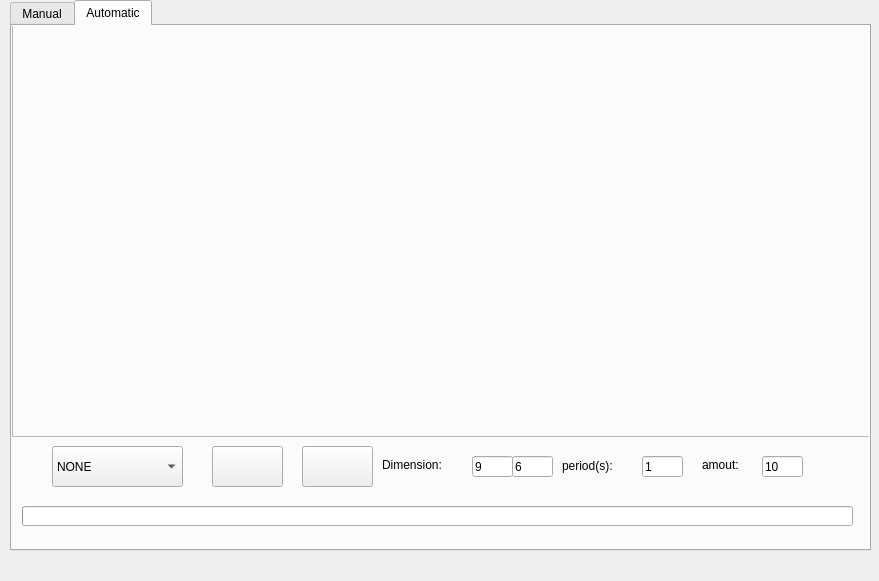
Above: src/modules/AcquisitionExtrinsicCalibration/src/views/extrinsicAcquisition.ui from Jjat00/Deptherm-Inspection before the change. Below: the same form after it.
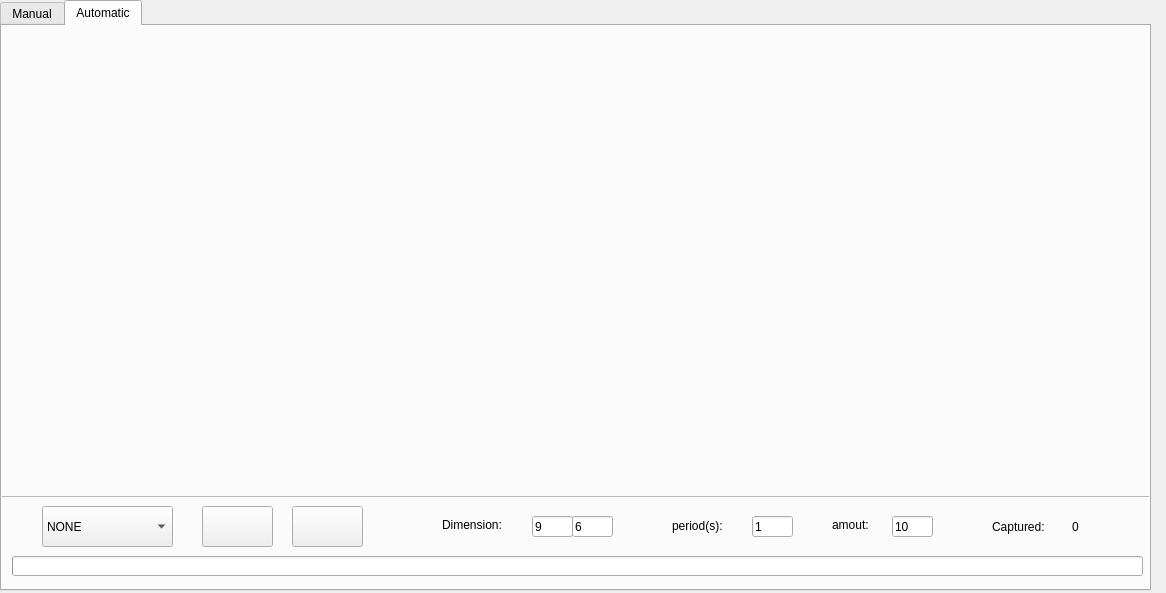
That is the form after the change.

What changed in the file:
```diff
--- a/src/modules/AcquisitionExtrinsicCalibration/src/views/extrinsicAcquisition.ui
+++ b/src/modules/AcquisitionExtrinsicCalibration/src/views/extrinsicAcquisition.ui
@@ -6,8 +6,8 @@
    <rect>
     <x>0</x>
     <y>0</y>
-    <width>879</width>
-    <height>581</height>
+    <width>1166</width>
+    <height>593</height>
    </rect>
   </property>
   <property name="windowTitle">
@@ -16,10 +16,10 @@
   <widget class="QTabWidget" name="tabIntrinsicAcq">
    <property name="geometry">
     <rect>
-     <x>10</x>
+     <x>0</x>
      <y>0</y>
-     <width>861</width>
-     <height>551</height>
+     <width>1151</width>
+     <height>591</height>
     </rect>
    </property>
    <property name="currentIndex">
@@ -141,8 +141,8 @@
     <widget class="QLineEdit" name="NoImages">
      <property name="geometry">
       <rect>
-       <x>750</x>
-       <y>430</y>
+       <x>890</x>
+       <y>490</y>
        <width>41</width>
        <height>21</height>
       </rect>
@@ -154,8 +154,8 @@
     <widget class="QLineEdit" name="cornerX">
      <property name="geometry">
       <rect>
-       <x>460</x>
-       <y>430</y>
+       <x>530</x>
+       <y>490</y>
        <width>41</width>
        <height>21</height>
       </rect>
@@ -167,8 +167,8 @@
     <widget class="QLineEdit" name="cornerY">
      <property name="geometry">
       <rect>
-       <x>500</x>
-       <y>430</y>
+       <x>570</x>
+       <y>490</y>
        <width>41</width>
        <height>21</height>
       </rect>
@@ -180,10 +180,10 @@
     <widget class="QFrame" name="frameCameraA">
      <property name="geometry">
       <rect>
-       <x>0</x>
+       <x>-10</x>
        <y>-10</y>
-       <width>861</width>
-       <height>421</height>
+       <width>1161</width>
+       <height>481</height>
       </rect>
      </property>
      <property name="frameShape">
@@ -197,8 +197,8 @@
        <rect>
         <x>0</x>
         <y>10</y>
-        <width>861</width>
-        <height>411</height>
+        <width>1161</width>
+        <height>471</height>
        </rect>
       </property>
       <layout class="QHBoxLayout" name="displayAuto"/>
@@ -208,7 +208,7 @@
      <property name="geometry">
       <rect>
        <x>200</x>
-       <y>420</y>
+       <y>480</y>
        <width>71</width>
        <height>41</height>
       </rect>
@@ -221,7 +221,7 @@
      <property name="geometry">
       <rect>
        <x>290</x>
-       <y>420</y>
+       <y>480</y>
        <width>71</width>
        <height>41</height>
       </rect>
@@ -234,7 +234,7 @@
      <property name="geometry">
       <rect>
        <x>40</x>
-       <y>420</y>
+       <y>480</y>
        <width>131</width>
        <height>41</height>
       </rect>
@@ -258,8 +258,8 @@
     <widget class="QLabel" name="label">
      <property name="geometry">
       <rect>
-       <x>370</x>
-       <y>430</y>
+       <x>440</x>
+       <y>490</y>
        <width>81</width>
        <height>17</height>
       </rect>
@@ -271,8 +271,8 @@
     <widget class="QLabel" name="label_2">
      <property name="geometry">
       <rect>
-       <x>690</x>
-       <y>430</y>
+       <x>830</x>
+       <y>490</y>
        <width>51</width>
        <height>17</height>
       </rect>
@@ -285,8 +285,8 @@
      <property name="geometry">
       <rect>
        <x>10</x>
-       <y>480</y>
-       <width>831</width>
+       <y>530</y>
+       <width>1131</width>
        <height>20</height>
       </rect>
      </property>
@@ -300,21 +300,21 @@
     <widget class="QLabel" name="labelNoImage">
      <property name="geometry">
       <rect>
-       <x>810</x>
-       <y>430</y>
-       <width>41</width>
-       <height>21</height>
+       <x>1070</x>
+       <y>480</y>
+       <width>61</width>
+       <height>41</height>
       </rect>
      </property>
      <property name="text">
-      <string/>
+      <string>0</string>
      </property>
     </widget>
     <widget class="QLabel" name="label_3">
      <property name="geometry">
       <rect>
-       <x>550</x>
-       <y>430</y>
+       <x>670</x>
+       <y>490</y>
        <width>71</width>
        <height>20</height>
       </rect>
@@ -326,8 +326,8 @@
     <widget class="QLineEdit" name="periodAcq">
      <property name="geometry">
       <rect>
-       <x>630</x>
-       <y>430</y>
+       <x>750</x>
+       <y>490</y>
        <width>41</width>
        <height>21</height>
       </rect>
@@ -336,6 +336,19 @@
       <string>1</string>
      </property>
     </widget>
+    <widget class="QLabel" name="label_4">
+     <property name="geometry">
+      <rect>
+       <x>990</x>
+       <y>490</y>
+       <width>67</width>
+       <height>21</height>
+      </rect>
+     </property>
+     <property name="text">
+      <string>Captured:</string>
+     </property>
+    </widget>
    </widget>
   </widget>
   <widget class="QLabel" name="labelHeader">
```
Left out of the diff: 30 changed lines with no effect on the pictures.
